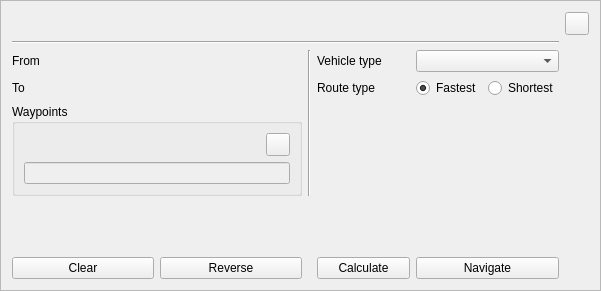
This is kadasrouting/gui/optimalroutebottombar.ui in kadas-albireo/kadas-albireo2 as Qt 5 draws it before an edit. The edited form follows.
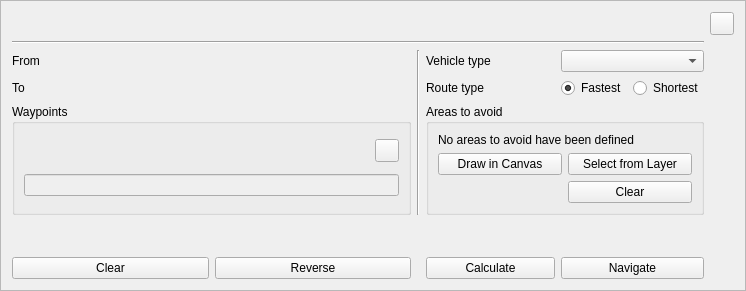
This is the edited form. Icons and pictures are not drawn.

What changed in the file:
```diff
--- a/kadasrouting/gui/optimalroutebottombar.ui
+++ b/kadasrouting/gui/optimalroutebottombar.ui
@@ -6,7 +6,7 @@
    <rect>
     <x>0</x>
     <y>0</y>
-    <width>601</width>
+    <width>746</width>
     <height>291</height>
    </rect>
   </property>
@@ -147,6 +147,12 @@
         <property name="enabled">
          <bool>false</bool>
         </property>
+        <property name="minimumSize">
+         <size>
+          <width>300</width>
+          <height>0</height>
+         </size>
+        </property>
        </widget>
       </item>
      </layout>
@@ -230,6 +236,49 @@
      </property>
     </widget>
    </item>
+   <item row="4" column="4" colspan="2">
+    <widget class="QGroupBox" name="groupBox_2">
+     <property name="title">
+      <string>Areas to avoid</string>
+     </property>
+     <layout class="QGridLayout" name="gridLayout_3">
+      <item row="1" column="1">
+       <widget class="QPushButton" name="btnAreasToAvoidFromLayer">
+        <property name="text">
+         <string>Select from Layer</string>
+        </property>
+        <property name="checkable">
+         <bool>true</bool>
+        </property>
+       </widget>
+      </item>
+      <item row="1" column="0">
+       <widget class="QPushButton" name="btnAreasToAvoidFromCanvas">
+        <property name="text">
+         <string>Draw in Canvas</string>
+        </property>
+        <property name="checkable">
+         <bool>true</bool>
+        </property>
+       </widget>
+      </item>
+      <item row="2" column="1">
+       <widget class="QPushButton" name="btnAreasToAvoidClear">
+        <property name="text">
+         <string>Clear</string>
+        </property>
+       </widget>
+      </item>
+      <item row="0" column="0" colspan="2">
+       <widget class="QLabel" name="labelAreasToAvoid">
+        <property name="text">
+         <string>No areas to avoid have been defined</string>
+        </property>
+       </widget>
+      </item>
+     </layout>
+    </widget>
+   </item>
   </layout>
  </widget>
  <resources/>
```
Left out of the diff: 4 changed lines with no effect on the pictures.
